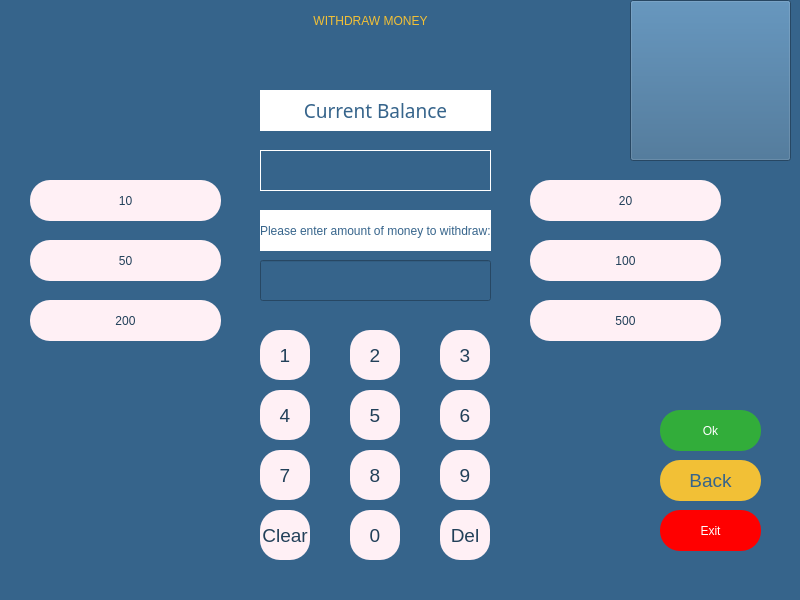
Old version of the form withdrawpage.ui in the repository melihorhanyilmaz/Project.
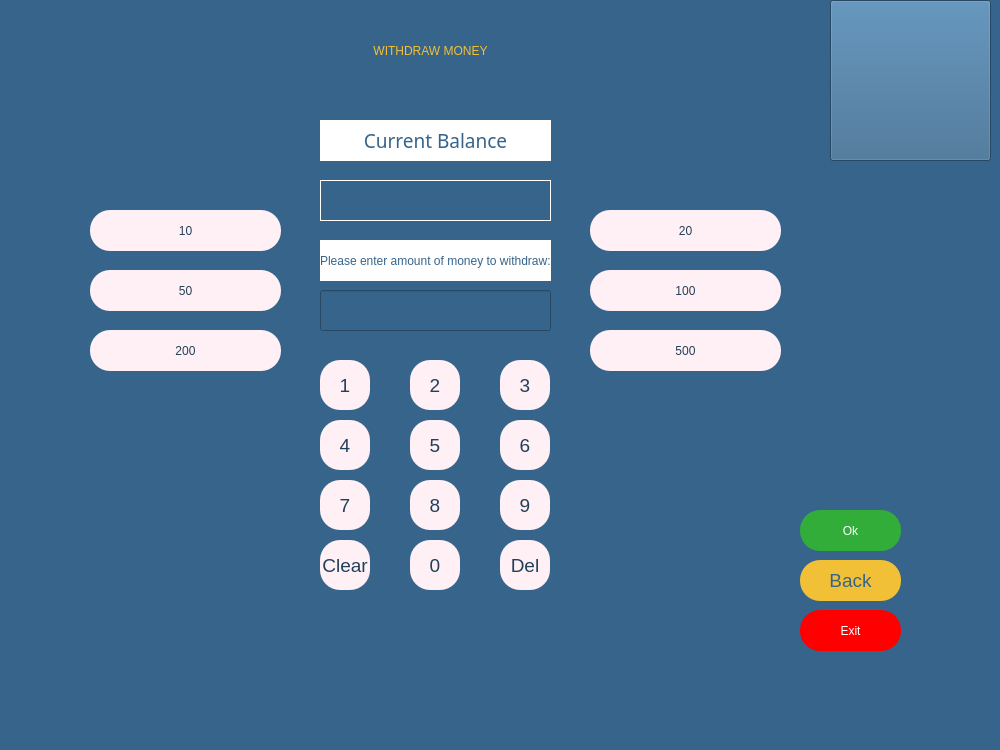
New version of the form. Icons and pictures are not drawn.

```diff
--- a/withdrawpage.ui
+++ b/withdrawpage.ui
@@ -6,8 +6,8 @@
    <rect>
     <x>0</x>
     <y>0</y>
-    <width>800</width>
-    <height>600</height>
+    <width>1000</width>
+    <height>750</height>
    </rect>
   </property>
   <property name="windowTitle">
@@ -23,8 +23,8 @@
    <widget class="QPushButton" name="B_10">
     <property name="geometry">
      <rect>
-      <x>30</x>
-      <y>180</y>
+      <x>90</x>
+      <y>210</y>
       <width>191</width>
       <height>41</height>
      </rect>
@@ -45,8 +45,8 @@
    <widget class="QLineEdit" name="li_amount_withdraw">
     <property name="geometry">
      <rect>
-      <x>260</x>
-      <y>260</y>
+      <x>320</x>
+      <y>290</y>
       <width>231</width>
       <height>41</height>
      </rect>
@@ -62,8 +62,8 @@
    <widget class="QPushButton" name="B_50">
     <property name="geometry">
      <rect>
-      <x>30</x>
-      <y>240</y>
+      <x>90</x>
+      <y>270</y>
       <width>191</width>
       <height>41</height>
      </rect>
@@ -84,8 +84,8 @@
    <widget class="QPushButton" name="B_200">
     <property name="geometry">
      <rect>
-      <x>30</x>
-      <y>300</y>
+      <x>90</x>
+      <y>330</y>
       <width>191</width>
       <height>41</height>
      </rect>
@@ -106,8 +106,8 @@
    <widget class="QPushButton" name="B_500">
     <property name="geometry">
      <rect>
-      <x>530</x>
-      <y>300</y>
+      <x>590</x>
+      <y>330</y>
       <width>191</width>
       <height>41</height>
      </rect>
@@ -128,8 +128,8 @@
    <widget class="QPushButton" name="B_100">
     <property name="geometry">
      <rect>
-      <x>530</x>
-      <y>240</y>
+      <x>590</x>
+      <y>270</y>
       <width>191</width>
       <height>41</height>
      </rect>
@@ -150,8 +150,8 @@
    <widget class="QPushButton" name="B_20">
     <property name="geometry">
      <rect>
-      <x>530</x>
-      <y>180</y>
+      <x>590</x>
+      <y>210</y>
       <width>191</width>
       <height>41</height>
      </rect>
@@ -172,8 +172,8 @@
    <widget class="QPushButton" name="B_exit">
     <property name="geometry">
      <rect>
-      <x>660</x>
-      <y>510</y>
+      <x>800</x>
+      <y>610</y>
       <width>101</width>
       <height>41</height>
      </rect>
@@ -195,8 +195,8 @@
    <widget class="QPushButton" name="B_ok">
     <property name="geometry">
      <rect>
-      <x>660</x>
-      <y>410</y>
+      <x>800</x>
+      <y>510</y>
       <width>101</width>
       <height>41</height>
      </rect>
@@ -219,8 +219,8 @@
    <widget class="QPushButton" name="B_back">
     <property name="geometry">
      <rect>
-      <x>660</x>
-      <y>460</y>
+      <x>800</x>
+      <y>560</y>
       <width>101</width>
       <height>41</height>
      </rect>
@@ -243,8 +243,8 @@
    <widget class="QPushButton" name="fourB">
     <property name="geometry">
      <rect>
-      <x>260</x>
-      <y>390</y>
+      <x>320</x>
+      <y>420</y>
       <width>50</width>
       <height>50</height>
      </rect>
@@ -262,8 +262,8 @@
    <widget class="QPushButton" name="sevenB">
     <property name="geometry">
      <rect>
-      <x>260</x>
-      <y>450</y>
+      <x>320</x>
+      <y>480</y>
       <width>50</width>
       <height>50</height>
      </rect>
@@ -281,8 +281,8 @@
    <widget class="QPushButton" name="oneB">
     <property name="geometry">
      <rect>
-      <x>260</x>
-      <y>330</y>
+      <x>320</x>
+      <y>360</y>
       <width>50</width>
       <height>50</height>
      </rect>
@@ -300,8 +300,8 @@
    <widget class="QPushButton" name="fiveB">
     <property name="geometry">
      <rect>
-      <x>350</x>
-      <y>390</y>
+      <x>410</x>
+      <y>420</y>
       <width>50</width>
       <height>50</height>
      </rect>
@@ -319,8 +319,8 @@
    <widget class="QPushButton" name="eightB">
     <property name="geometry">
      <rect>
-      <x>350</x>
-      <y>450</y>
+      <x>410</x>
+      <y>480</y>
       <width>50</width>
       <height>50</height>
      </rect>
@@ -338,8 +338,8 @@
    <widget class="QPushButton" name="nineB">
     <property name="geometry">
      <rect>
-      <x>440</x>
-      <y>450</y>
+      <x>500</x>
+      <y>480</y>
       <width>50</width>
       <height>50</height>
      </rect>
@@ -357,8 +357,8 @@
    <widget class="QPushButton" name="threeB">
     <property name="geometry">
      <rect>
-      <x>440</x>
-      <y>330</y>
+      <x>500</x>
+      <y>360</y>
       <width>50</width>
       <height>50</height>
      </rect>
@@ -376,8 +376,8 @@
    <widget class="QPushButton" name="twoB">
     <property name="geometry">
      <rect>
-      <x>350</x>
-      <y>330</y>
+      <x>410</x>
+      <y>360</y>
       <width>50</width>
       <height>50</height>
      </rect>
@@ -395,8 +395,8 @@
    <widget class="QPushButton" name="zeroB">
     <property name="geometry">
      <rect>
-      <x>350</x>
-      <y>510</y>
+      <x>410</x>
+      <y>540</y>
       <width>50</width>
       <height>50</height>
      </rect>
@@ -414,8 +414,8 @@
    <widget class="QPushButton" name="sixB">
     <property name="geometry">
      <rect>
-      <x>440</x>
-      <y>390</y>
+      <x>500</x>
+      <y>420</y>
       <width>50</width>
       <height>50</height>
      </rect>
@@ -433,8 +433,8 @@
    <widget class="QPushButton" name="delB">
     <property name="geometry">
      <rect>
-      <x>440</x>
-      <y>510</y>
+      <x>500</x>
+      <y>540</y>
       <width>50</width>
       <height>50</height>
      </rect>
@@ -452,8 +452,8 @@
    <widget class="QLabel" name="la_name">
     <property name="geometry">
      <rect>
-      <x>260</x>
-      <y>210</y>
+      <x>320</x>
+      <y>240</y>
       <width>231</width>
       <height>41</height>
      </rect>
@@ -470,8 +470,8 @@
    <widget class="QLabel" name="la_bal">
     <property name="geometry">
      <rect>
-      <x>260</x>
-      <y>90</y>
+      <x>320</x>
+      <y>120</y>
       <width>231</width>
       <height>41</height>
      </rect>
@@ -500,8 +500,8 @@
    <widget class="QPushButton" name="clearB">
     <property name="geometry">
      <rect>
-      <x>260</x>
-      <y>510</y>
+      <x>320</x>
+      <y>540</y>
       <width>50</width>
       <height>50</height>
      </rect>
@@ -519,8 +519,8 @@
    <widget class="QLabel" name="la_balance">
     <property name="geometry">
      <rect>
-      <x>260</x>
-      <y>150</y>
+      <x>320</x>
+      <y>180</y>
       <width>231</width>
       <height>41</height>
      </rect>
@@ -539,10 +539,10 @@
    <widget class="QLabel" name="la_error">
     <property name="geometry">
      <rect>
-      <x>180</x>
-      <y>40</y>
-      <width>361</width>
-      <height>31</height>
+      <x>200</x>
+      <y>620</y>
+      <width>491</width>
+      <height>41</height>
      </rect>
     </property>
     <property name="styleSheet">
@@ -559,7 +559,7 @@
    <widget class="QPushButton" name="pushButton">
     <property name="geometry">
      <rect>
-      <x>630</x>
+      <x>830</x>
       <y>0</y>
       <width>161</width>
       <height>161</height>
@@ -588,8 +588,8 @@
    <widget class="QLabel" name="label">
     <property name="geometry">
      <rect>
-      <x>190</x>
-      <y>0</y>
+      <x>250</x>
+      <y>30</y>
       <width>361</width>
       <height>41</height>
      </rect>
```
Left out of the diff: 2 changed lines with no effect on the pictures.
